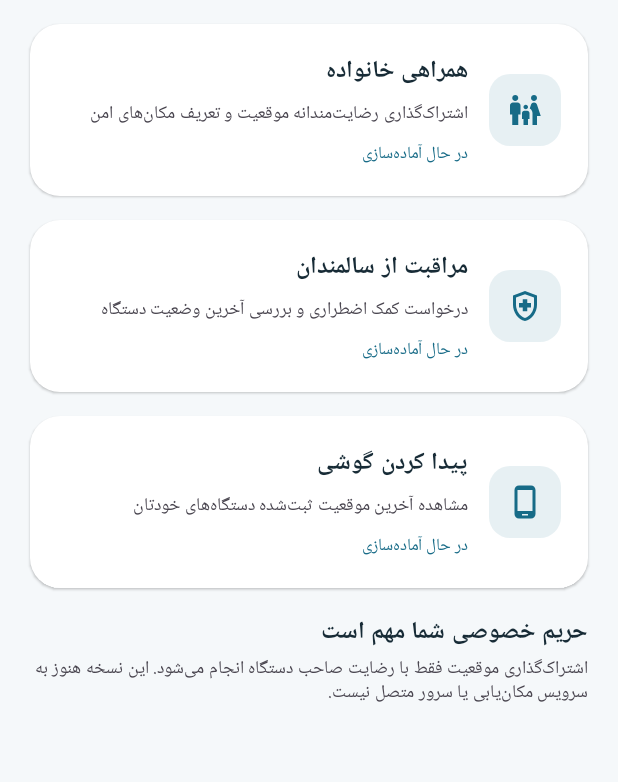
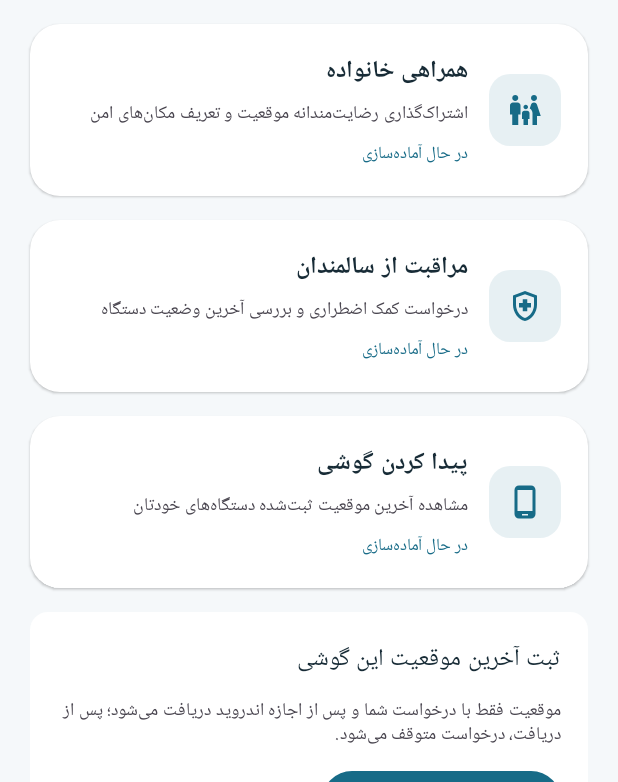
Before and after one commit to ghadirb/HamrahYab, an Android app built with Jetpack Compose: the screen it shows after launch (MainActivity), on a phone screen of 412 x 824 dp, the part 454-1236 px from its top. Run offline under Robolectric (Android 15) with nearby library versions, the phone set to English and light mode, and no system bars.

Commit message:
Wire explicit one-shot location capture into the Android home screen

```diff
--- a/app/src/main/java/ir/maliarpro/hamrahyab/ui/HomeScreen.kt
+++ b/app/src/main/java/ir/maliarpro/hamrahyab/ui/HomeScreen.kt
@@ -1,5 +1,6 @@
 package ir.maliarpro.hamrahyab.ui
 
+import android.content.Context
 import androidx.compose.foundation.background
 import androidx.compose.foundation.layout.Arrangement
 import androidx.compose.foundation.layout.Column
@@ -26,13 +27,20 @@ import androidx.compose.material3.Surface
 import androidx.compose.material3.Text
 import androidx.compose.runtime.Composable
 import androidx.compose.runtime.CompositionLocalProvider
+import androidx.compose.runtime.getValue
+import androidx.compose.runtime.mutableStateOf
+import androidx.compose.runtime.remember
+import androidx.compose.runtime.setValue
 import androidx.compose.ui.Alignment
 import androidx.compose.ui.Modifier
 import androidx.compose.ui.graphics.vector.ImageVector
+import androidx.compose.ui.platform.LocalContext
 import androidx.compose.ui.platform.LocalLayoutDirection
 import androidx.compose.ui.text.font.FontWeight
 import androidx.compose.ui.unit.LayoutDirection
 import androidx.compose.ui.unit.dp
+import ir.maliarpro.hamrahyab.core.location.LocationSnapshot
+import ir.maliarpro.hamrahyab.platform.location.OneShotLocationProvider
 
 private data class FeatureItem(
     val title: String,
@@ -55,6 +63,11 @@ fun HamrahYabApp() {
 
 @Composable
 private fun HomeScreen() {
+    val context = LocalContext.current
+    val locationProvider = remember(context) { OneShotLocationProvider(context) }
+    var lastLocation by remember { mutableStateOf<LocationSnapshot?>(null) }
+    var locationStatus by remember { mutableStateOf("برای دریافت موقعیت، دکمه زیر را بزنید.") }
+
     val features = listOf(
         FeatureItem(
             title = "همراهی خانواده",
@@ -152,13 +165,34 @@ private fun HomeScreen() {
         }
 
         item {
+            LocationCaptureCard(
+                lastLocation = lastLocation,
+                status = locationStatus,
+                onCapture = {
+                    locationStatus = "در حال دریافت موقعیت؛ حداکثر تا ۲۰ ثانیه..."
+                    locationProvider.request { result ->
+                        result.fold(
+                            onSuccess = {
+                                lastLocation = it
+                                locationStatus = "موقعیت تازه دریافت شد. این اطلاعات فعلاً فقط روی همین گوشی نمایش داده می‌شود."
+                            },
+                            onFailure = {
+                                locationStatus = it.message ?: "دریافت موقعیت انجام نشد."
+                            }
+                        )
+                    }
+                }
+            )
+        }
+
+        item {
             Text(
                 text = "حریم خصوصی شما مهم است",
                 style = MaterialTheme.typography.titleMedium,
                 fontWeight = FontWeight.SemiBold
             )
             Text(
-                text = "اشتراک‌گذاری موقعیت فقط با رضایت صاحب دستگاه انجام می‌شود. این نسخه هنوز به سرویس مکان‌یابی یا سرور متصل نیست.",
+                text = "اشتراک‌گذاری موقعیت فقط با رضایت صاحب دستگاه انجام می‌شود. دریافت موقعیت در این نسخه فقط با اقدام مستقیم شما انجام می‌شود و هنوز به سرور ارسال نمی‌شود.",
                 style = MaterialTheme.typography.bodySmall,
                 color = MaterialTheme.colorScheme.onSurfaceVariant
             )
```
